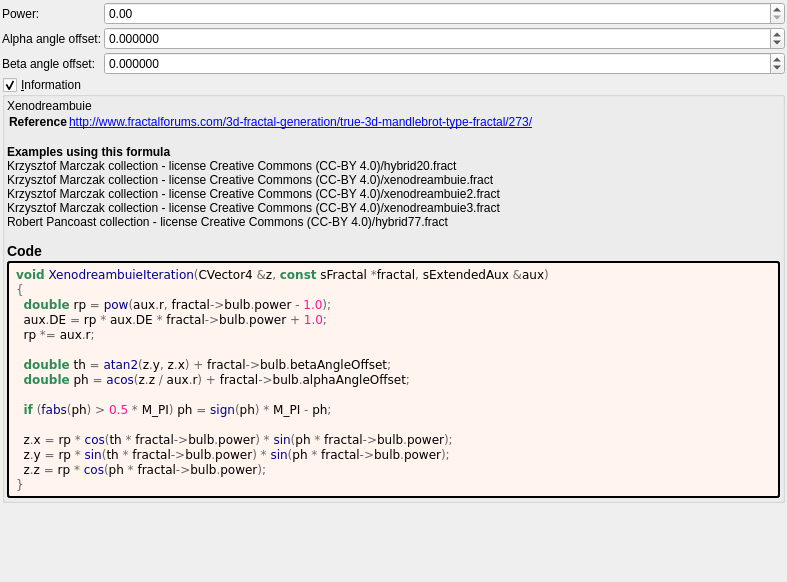
Before: the Qt Designer form mandelbulber2/formula/ui/xenodreambuie.ui in buddhi1980/mandelbulber2, drawn with Qt 5.
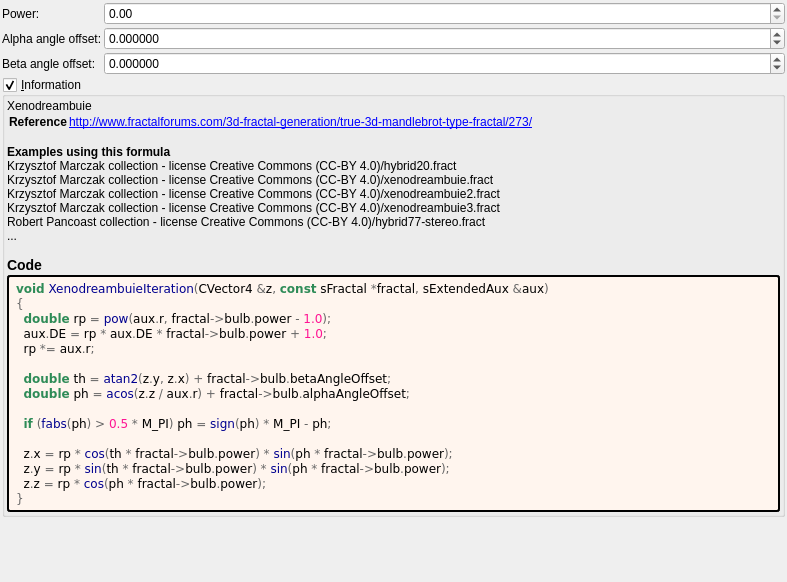
After: the same form once the commit is applied. Custom widgets are drawn as their Qt base class.

What changed in the file:
```diff
--- a/mandelbulber2/formula/ui/xenodreambuie.ui
+++ b/mandelbulber2/formula/ui/xenodreambuie.ui
@@ -175,7 +175,7 @@
 &lt;tr&gt;&lt;th&gt;Reference&lt;/th&gt;&lt;td&gt;&lt;a href=&quot;http://www.fractalforums.com/3d-fractal-generation/true-3d-mandlebrot-type-fractal/273/&quot;&gt;http://www.fractalforums.com/3d-fractal-generation/true-3d-mandlebrot-type-fractal/273/&lt;br&gt;
 &lt;/td&gt;&lt;/tr&gt;
 &lt;/table&gt;
-&lt;br&gt;&lt;b&gt;Examples using this formula&lt;/b&gt;&lt;br&gt;Krzysztof Marczak collection - license Creative Commons (CC-BY 4.0)/hybrid20.fract&lt;br&gt;Krzysztof Marczak collection - license Creative Commons (CC-BY 4.0)/xenodreambuie.fract&lt;br&gt;Krzysztof Marczak collection - license Creative Commons (CC-BY 4.0)/xenodreambuie2.fract&lt;br&gt;Krzysztof Marczak collection - license Creative Commons (CC-BY 4.0)/xenodreambuie3.fract&lt;br&gt;Robert Pancoast collection - license Creative Commons (CC-BY 4.0)/hybrid77.fract&lt;h3&gt;Code&lt;/h3&gt;</string>
+&lt;br&gt;&lt;b&gt;Examples using this formula&lt;/b&gt;&lt;br&gt;Krzysztof Marczak collection - license Creative Commons (CC-BY 4.0)/hybrid20.fract&lt;br&gt;Krzysztof Marczak collection - license Creative Commons (CC-BY 4.0)/xenodreambuie.fract&lt;br&gt;Krzysztof Marczak collection - license Creative Commons (CC-BY 4.0)/xenodreambuie2.fract&lt;br&gt;Krzysztof Marczak collection - license Creative Commons (CC-BY 4.0)/xenodreambuie3.fract&lt;br&gt;Robert Pancoast collection - license Creative Commons (CC-BY 4.0)/hybrid77-stereo.fract&lt;br&gt;...&lt;h3&gt;Code&lt;/h3&gt;</string>
         </property>
         <property name="wordWrap">
          <bool>true</bool>
```
